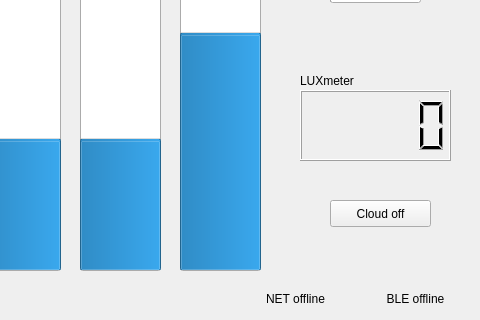
Before: the Qt Designer form workspace/qtble/qtble.ui in andy-pipe/qtble, drawn with Qt 5; both pictures show x 160 to 640 and y 160 to 480 of the 640 by 480 pixel window.
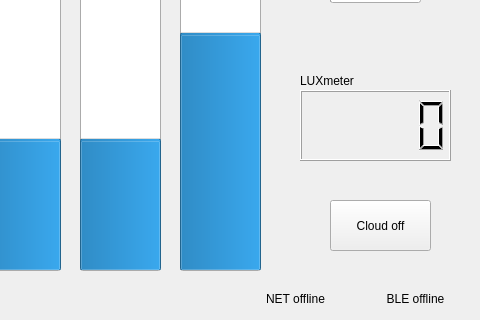
After: the same form once the commit is applied.

```diff
--- a/workspace/qtble/qtble.ui
+++ b/workspace/qtble/qtble.ui
@@ -314,7 +314,7 @@
       <x>490</x>
       <y>360</y>
       <width>101</width>
-      <height>27</height>
+      <height>51</height>
      </rect>
     </property>
     <property name="text">
```
